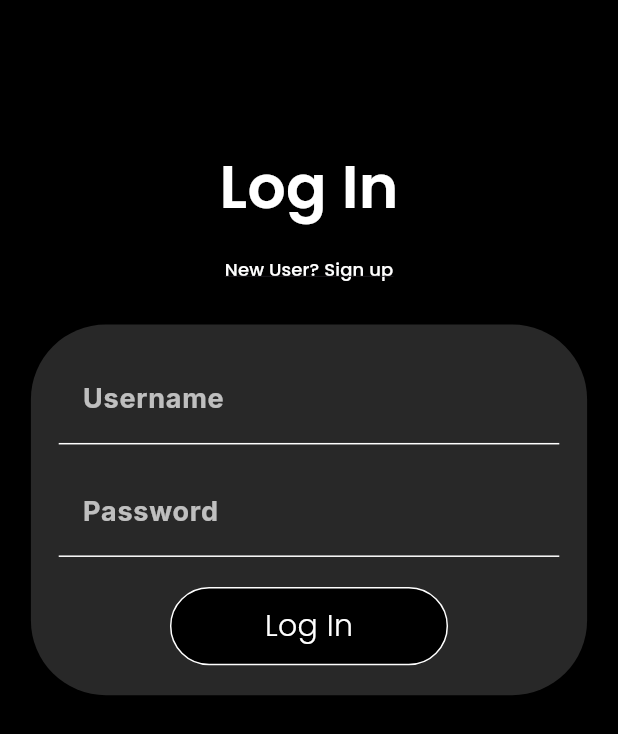
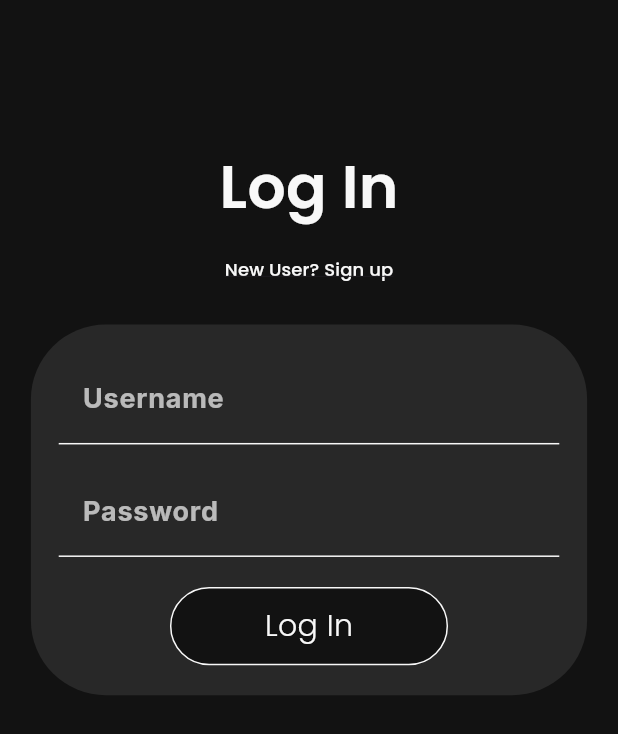
Before and after one commit to Sama-3l/Area-51, a Flutter app: the screen it shows after launch, on a phone screen of 412 x 824 dp. Shown: the top 734 px of the screen. Run offline on Flutter 3.47's test engine with Material 3 defaults, Android fonts, the phone set to English and light mode, and no system bars; drawn by our look-alikes of auto_size_text; our stand-ins replace bloc, flutter_bloc, google_fonts; missing offline and left inert: carbon_icons, encrypt, iconify_flutter; accounts and stored records are empty.

```diff
--- a/lib/constants/colors.dart
+++ b/lib/constants/colors.dart
@@ -4,13 +4,13 @@ import 'package:flutter/material.dart';
 
 class LightMode{
 
-  final Color mainAccent = Color(0xffffffff);
-  final Color oppAccent = Color(0xff000000);
+  final Color mainAccent = Color(0xfff8f8f8);
+  final Color oppAccent = Color(0xff121212);
   final Color productAccent = Color(0xffE5E5E5);
 }
 
 class DarkMode extends LightMode{
-  final Color mainAccent = Color(0xff000000);
-  final Color oppAccent = Color(0xffffffff);
+  final Color mainAccent = Color(0xff121212);
+  final Color oppAccent = Color(0xfff8f8f8);
   final Color productAccent = Color(0xff282828);
 }
--- a/lib/presentation/pages/productPage.dart
+++ b/lib/presentation/pages/productPage.dart
@@ -80,7 +80,7 @@ class _ProductPageState extends State<ProductPage> {
                           child: Row(
                             children: [
                               Padding(
-                                padding: const EdgeInsets.only(left: 18),
+                                padding: const EdgeInsets.only(left: 15),
                                 child: IconButton(
                                     onPressed: () {
                                       BlocProvider.of<CatalogBloc>(context).add(
@@ -112,7 +112,7 @@ class _ProductPageState extends State<ProductPage> {
                                       MediaQuery.of(context).size.width * 0.05),
                               child: SizedBox(
                                 height:
-                                    MediaQuery.of(context).size.height * 0.3,
+                                    MediaQuery.of(context).size.height * 0.35,
                                 child: Container(
                                   decoration: BoxDecoration(
                                       color: widget.theme.productAccent,
--- a/lib/presentation/screens/cart.dart
+++ b/lib/presentation/screens/cart.dart
@@ -90,15 +90,13 @@ class _CartState extends State<Cart> {
         ),
         Align(
             alignment: Alignment.bottomCenter,
-            child: Container(
-                padding: EdgeInsets.only(left: 5, right: 5),
             child: BlocBuilder<CartBloc, CartState>(
               builder: (context, state) {
                 return CartPayment(
                     theme: widget.theme,
                     cartProducts: widget.user.cartProducts);
               },
-                )))
+            ))
       ],
     );
   }
```
Also changed, not shown: lib/presentation/widgets/searchWidgets/searchBar.dart (added, +15 -0 lines). Lines whose indentation alone changed are shown as unchanged.
